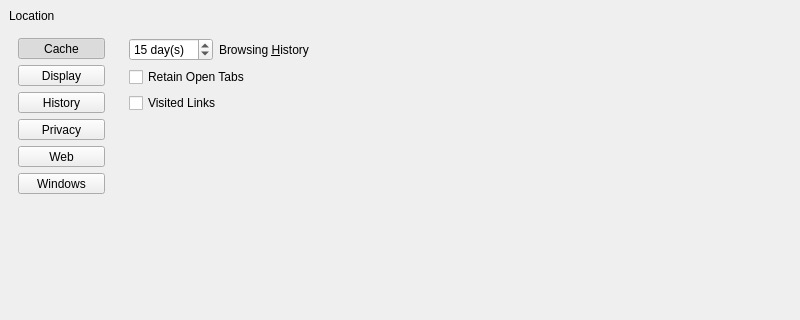
Above: UI/dooble_settings.ui from textbrowser/dooble before the change; both pictures show x 0 to 800 and y 0 to 320 of the 800 by 600 pixel window. Below: the same form after it.
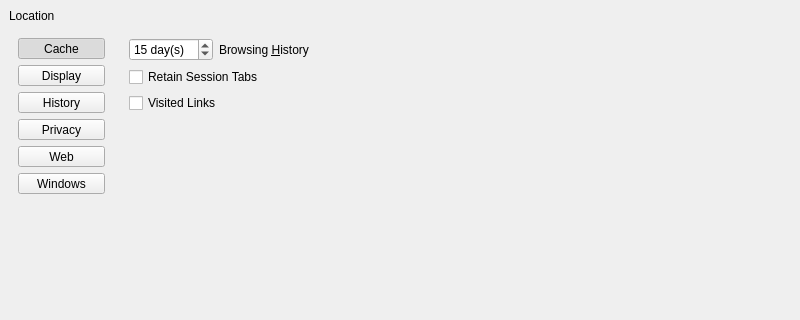
That is the form after the change. The open tabs and pages were chosen to show the change. Icons and pictures are not drawn.

Commit message: Retain session tabs.

```diff
--- a/UI/dooble_settings.ui
+++ b/UI/dooble_settings.ui
@@ -1009,7 +1009,7 @@
           <item>
            <widget class="QCheckBox" name="retain_open_tabs">
             <property name="text">
-             <string>Retain Open Tabs</string>
+             <string>Retain Session Tabs</string>
             </property>
            </widget>
           </item>
```
Left out of the diff: 4 changed lines with no effect on the pictures. The commit also changes 15 other files.
